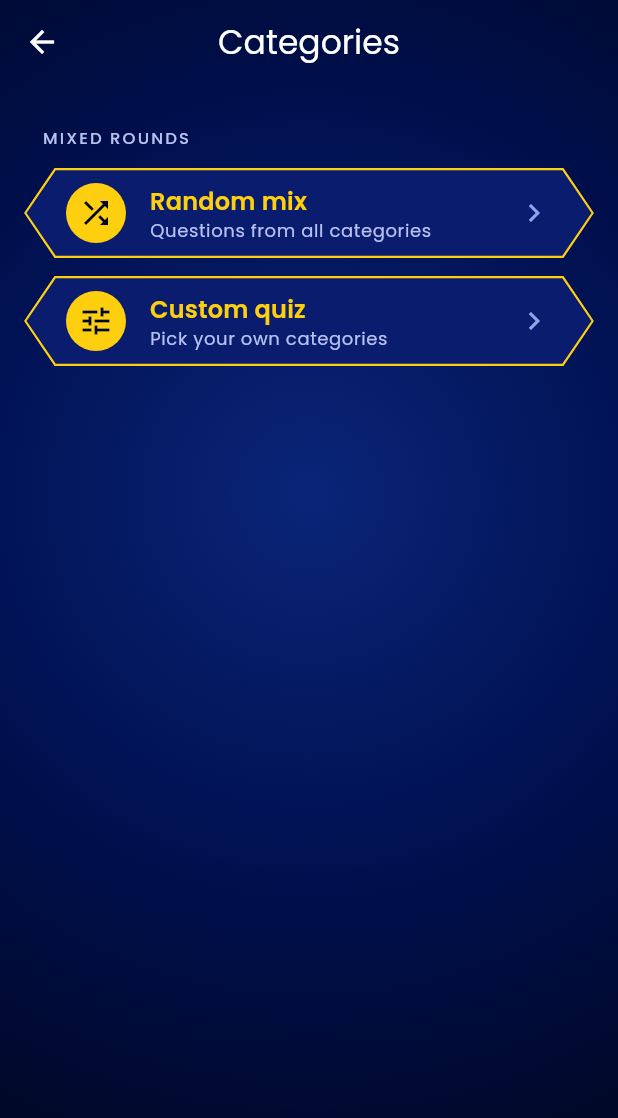
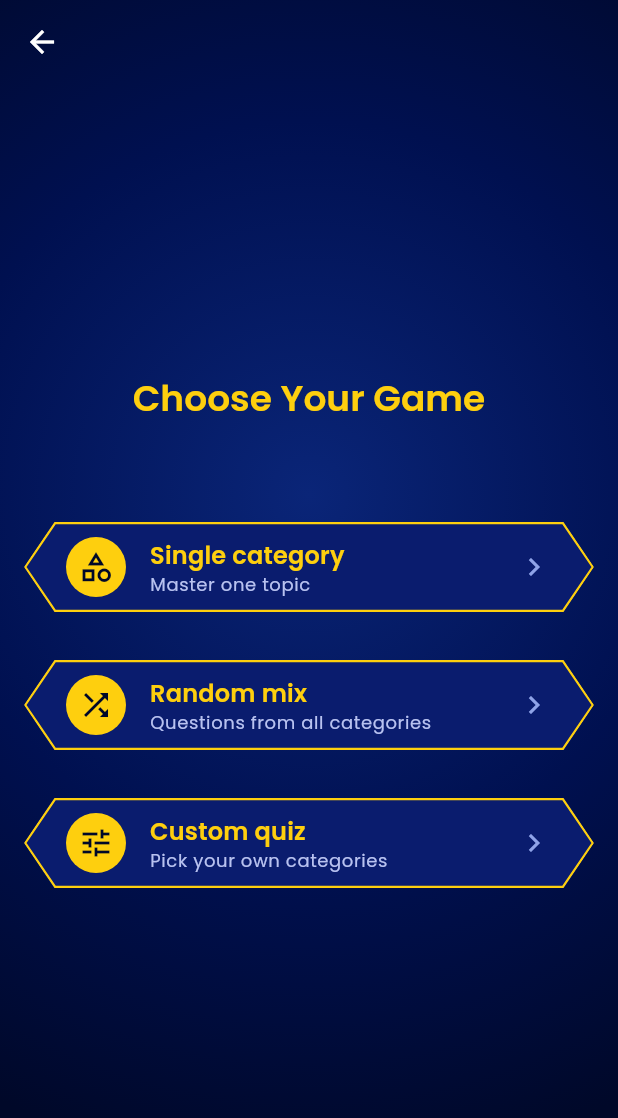
Before and after one commit to hamza-1605/Quizapp, a Flutter app: the _Hub widget shown alone on an empty page, opened directly with empty values, after a tap on "PLAY", on a phone screen of 412 x 824 dp. Shown: the top 1118 px of the screen. Run offline on Flutter 3.47's test engine with Material 3 defaults, Android fonts, the phone set to English and light mode, and no system bars; our stand-ins replace cached_network_image, flutter_cache_manager, get, sqflite; missing offline and left inert: flutter_confetti; accounts and stored records are empty; network calls fail.

Commit message:
Separate Play Mode page & setup

```diff
--- a/lib/core/routes/app_pages.dart
+++ b/lib/core/routes/app_pages.dart
@@ -2,6 +2,7 @@ import 'package:get/get.dart';
 import 'package:quiz_app/features/categories/presentation/bindings/home_binding.dart';
 import 'package:quiz_app/features/categories/presentation/pages/categories_page.dart';
 import 'package:quiz_app/features/categories/presentation/pages/home_page.dart';
+import 'package:quiz_app/features/categories/presentation/pages/play_mode_page.dart';
 import 'package:quiz_app/core/routes/app_routes.dart';
 import 'package:quiz_app/features/quiz/domain/entities/round_result.dart';
 import 'package:quiz_app/features/quiz/presentation/bindings/quiz_binding.dart';
@@ -24,6 +25,8 @@ abstract class AppPages {
 
     GetPage(name: AppRoutes.categories, page: () => const CategoriesPage()),
     GetPage(name: AppRoutes.settings, page: () => const SettingsPage()),
+
+    GetPage(name: AppRoutes.play, page: () => const PlayModePage()),
 
     GetPage(
       name: AppRoutes.roundSetup,
--- a/lib/core/routes/app_routes.dart
+++ b/lib/core/routes/app_routes.dart
@@ -1,5 +1,7 @@
 abstract class AppRoutes {
   static const home = '/';
+
+  static const play = '/play';
 
   static const categories = '/categories';
 
--- a/lib/features/categories/presentation/pages/categories_page.dart
+++ b/lib/features/categories/presentation/pages/categories_page.dart
@@ -1,10 +1,8 @@
 import 'package:flutter/material.dart';
 import 'package:get/get.dart';
-import 'package:quiz_app/core/theme/app_colors.dart';
 import 'package:quiz_app/core/widgets/app_scaffold.dart';
 import 'package:quiz_app/features/categories/presentation/controllers/home_controller.dart';
 import 'package:quiz_app/features/categories/presentation/widgets/category_card.dart';
-import 'package:quiz_app/features/categories/presentation/widgets/round_mode_tile.dart';
 
 class CategoriesPage extends GetView<HomeController> {
   const CategoriesPage({super.key});
@@ -17,46 +15,13 @@ class CategoriesPage extends GetView<HomeController> {
         child: Obx(
           () => ListView.builder(
             padding: const EdgeInsets.symmetric(vertical: 8),
-            itemCount: controller.categories.length + 1,
+            itemCount: controller.categories.length,
             itemBuilder: (context, index) {
-              if (index < controller.categories.length) {
-                final category = controller.categories[index];
-                return CategoryCard(
-                  category: category,
-                  alignRight: index.isOdd,
-                  onTap: () => controller.openCategory(category),
-                );
-              }
-              // Temporary: these two move to their own page in the next step.
-              return Column(
-                mainAxisSize: MainAxisSize.min,
-                children: [
-                  Padding(
-                    padding: const EdgeInsets.fromLTRB(28, 20, 28, 6),
-                    child: Align(
-                      alignment: Alignment.centerLeft,
-                      child: Text(
-                        'MIXED ROUNDS',
-                        style: Theme.of(context).textTheme.labelSmall?.copyWith(
-                              color: AppColors.textMuted,
-                              letterSpacing: 1.4,
-                            ),
-                      ),
-                    ),
-                  ),
-                  RoundModeTile(
-                    icon: Icons.shuffle,
-                    title: 'Random mix',
-                    subtitle: 'Questions from all categories',
-                    onTap: controller.openRandomRound,
-                  ),
-                  RoundModeTile(
-                    icon: Icons.tune,
-                    title: 'Custom quiz',
-                    subtitle: 'Pick your own categories',
-                    onTap: controller.openCustomRound,
-                  ),
-                ],
+              final category = controller.categories[index];
+              return CategoryCard(
+                category: category,
+                alignRight: index.isOdd,
+                onTap: () => controller.openCategory(category),
               );
             },
           ),
--- a/lib/features/categories/presentation/pages/home_page.dart
+++ b/lib/features/categories/presentation/pages/home_page.dart
@@ -7,7 +7,6 @@ import 'package:quiz_app/core/widgets/app_scaffold.dart';
 import 'package:quiz_app/core/widgets/game_button.dart';
 import 'package:quiz_app/features/categories/presentation/controllers/home_controller.dart';
 import 'package:quiz_app/features/sync/presentation/widgets/first_sync_view.dart';
-import 'package:quiz_app/features/sync/presentation/widgets/sync_status_bar.dart';
 
 class HomePage extends GetView<HomeController> {
   const HomePage({super.key});
@@ -113,7 +112,7 @@ class _Hub extends StatelessWidget {
                     GameButton(
                       label: 'Play',
                       icon: Icons.play_arrow_rounded,
-                      onPressed: () => Get.toNamed(AppRoutes.categories),
+                      onPressed: () => Get.toNamed(AppRoutes.play),
                     ),
                     const SizedBox(height: 16),
                     GameButton(
@@ -135,7 +134,6 @@ class _Hub extends StatelessWidget {
             ),
           ),
         ),
-        const SyncStatusBar(),
       ],
     );
   }
--- /dev/null
+++ b/lib/features/categories/presentation/pages/play_mode_page.dart
@@ -0,0 +1,73 @@
+import 'package:flutter/material.dart';
+import 'package:get/get.dart';
+import 'package:quiz_app/core/routes/app_routes.dart';
+import 'package:quiz_app/core/theme/app_colors.dart';
+import 'package:quiz_app/core/widgets/app_scaffold.dart';
+import 'package:quiz_app/features/categories/presentation/controllers/home_controller.dart';
+import 'package:quiz_app/features/categories/presentation/widgets/round_mode_tile.dart';
+
+/// After "Play": single category, Random mix or Custom quiz.
+class PlayModePage extends GetView<HomeController> {
+  const PlayModePage({super.key});
+
+  @override
+  Widget build(BuildContext context) {
+    final theme = Theme.of(context);
+
+    return AppScaffold(
+      appBar: AppBar(),
+      body: SafeArea(
+        child: SingleChildScrollView(
+          physics: const ClampingScrollPhysics(),
+          padding: const EdgeInsets.symmetric(vertical: 24),
+          child: ConstrainedBox(
+            constraints: BoxConstraints(
+              minHeight: MediaQuery.sizeOf(context).height - kToolbarHeight -
+                        MediaQuery.paddingOf(context).vertical - 80,
+            ),
+            child: Column(
+              mainAxisAlignment: MainAxisAlignment.center,
+              children: [
+                Text(
+                  'Choose Your Game',
+                  textAlign: TextAlign.center,
+                  style: theme.textTheme.headlineSmall?.copyWith(
+                    fontWeight: FontWeight.w600,
+                    color: AppColors.gold,
+                  ),
+                ),
+
+                const SizedBox(height: 60),
+
+                RoundModeTile(
+                  icon: Icons.category_outlined,
+                  title: 'Single category',
+                  subtitle: 'Master one topic',
+                  onTap: () => Get.toNamed(AppRoutes.categories),
+                ),
+
+                const SizedBox(height: 20),
+
+                RoundModeTile(
+                  icon: Icons.shuffle,
+                  title: 'Random mix',
+                  subtitle: 'Questions from all categories',
+                  onTap: controller.openRandomRound,
+                ),
+
+                const SizedBox(height: 20),
+
+                RoundModeTile(
+                  icon: Icons.tune,
+                  title: 'Custom quiz',
+                  subtitle: 'Pick your own categories',
+                  onTap: controller.openCustomRound,
+                ),
+              ],
+            ),
+          ),
+        ),
+      ),
+    );
+  }
+}
```
